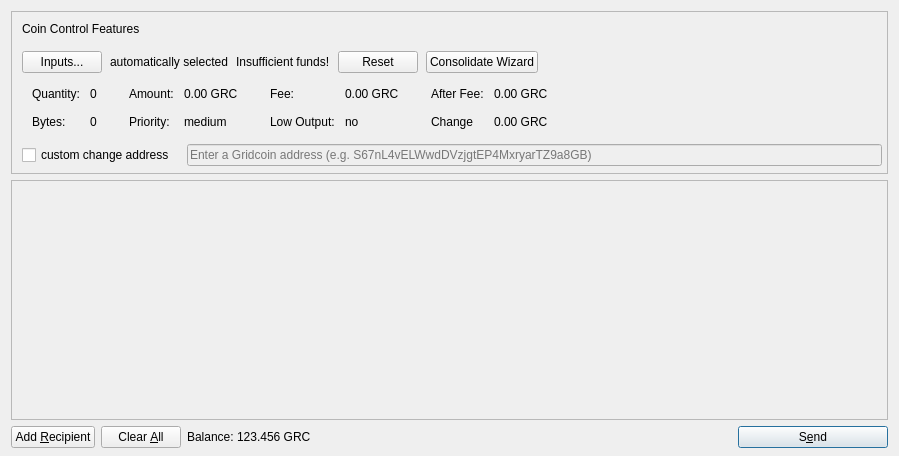
Qt form src/qt/forms/sendcoinsdialog.ui (gridcoin-community/Gridcoin-Research) before a commit.
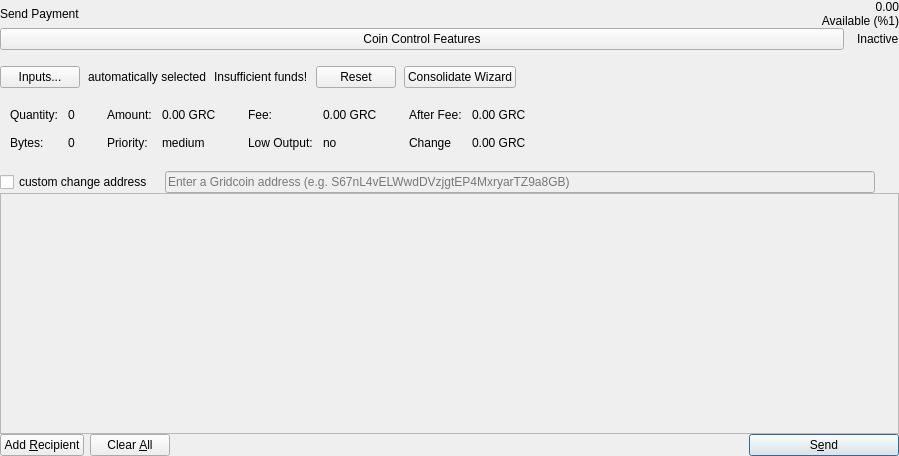
The same form after that commit. Icons and pictures are not drawn.

Commit message:
Refresh GUI send payment page design
This updates the GUI "send payment" page to match the proposed redesign:

 - Add a header bar with available balance
 - Limit the max content width for large window sizes
 - Update colors, layout, sizing, and spacing

```diff
--- a/src/qt/forms/sendcoinsdialog.ui
+++ b/src/qt/forms/sendcoinsdialog.ui
@@ -13,12 +13,136 @@
   <property name="windowTitle">
    <string>Send Coins</string>
   </property>
-  <layout class="QVBoxLayout" name="verticalLayout" stretch="0,1,0">
+  <layout class="QVBoxLayout" name="sendCoinsVerticalLayout" stretch="0,0,0,0">
+   <property name="spacing">
+    <number>0</number>
+   </property>
+   <property name="leftMargin">
+    <number>0</number>
+   </property>
+   <property name="topMargin">
+    <number>0</number>
+   </property>
+   <property name="rightMargin">
+    <number>0</number>
+   </property>
    <property name="bottomMargin">
-    <number>8</number>
+    <number>0</number>
    </property>
+   <item alignment="Qt::AlignVCenter">
+    <widget class="QFrame" name="headerFrame">
+     <property name="frameShape">
+      <enum>QFrame::NoFrame</enum>
+     </property>
+     <property name="frameShadow">
+      <enum>QFrame::Plain</enum>
+     </property>
+     <layout class="QHBoxLayout" name="headerFrameLayout">
+      <property name="spacing">
+       <number>15</number>
+      </property>
+      <property name="leftMargin">
+       <number>0</number>
+      </property>
+      <property name="topMargin">
+       <number>0</number>
+      </property>
+      <property name="rightMargin">
+       <number>0</number>
+      </property>
+      <property name="bottomMargin">
+       <number>0</number>
+      </property>
+      <item alignment="Qt::AlignVCenter">
+       <widget class="QWidget" name="headerTitleWrapper" native="true">
+        <layout class="QVBoxLayout" name="headerTitleVerticalLayout">
+         <property name="spacing">
+          <number>4</number>
+         </property>
+         <property name="leftMargin">
+          <number>0</number>
+         </property>
+         <property name="topMargin">
+          <number>0</number>
+         </property>
+         <property name="rightMargin">
+          <number>0</number>
+         </property>
+         <property name="bottomMargin">
+          <number>0</number>
+         </property>
    <item>
-    <widget class="QFrame" name="frameCoinControl">
+          <widget class="QLabel" name="headerTitleLabel">
+           <property name="text">
+            <string>Send Payment</string>
+           </property>
+           <property name="buddy">
+            <cstring>actionButtonsFrame</cstring>
+           </property>
+          </widget>
+         </item>
+        </layout>
+       </widget>
+      </item>
+      <item>
+       <spacer name="headerFrameSpacer">
+        <property name="orientation">
+         <enum>Qt::Horizontal</enum>
+        </property>
+        <property name="sizeHint" stdset="0">
+         <size>
+          <width>40</width>
+          <height>20</height>
+         </size>
+        </property>
+       </spacer>
+      </item>
+      <item alignment="Qt::AlignVCenter">
+       <widget class="QWidget" name="headerBalanceWrapper" native="true">
+        <layout class="QVBoxLayout" name="headerBalanceVerticalLayout">
+         <property name="spacing">
+          <number>0</number>
+         </property>
+         <property name="leftMargin">
+          <number>0</number>
+         </property>
+         <property name="topMargin">
+          <number>0</number>
+         </property>
+         <property name="rightMargin">
+          <number>0</number>
+         </property>
+         <property name="bottomMargin">
+          <number>0</number>
+         </property>
+         <item>
+          <widget class="QLabel" name="headerBalanceLabel">
+           <property name="text">
+            <string>0.00</string>
+           </property>
+           <property name="alignment">
+            <set>Qt::AlignRight|Qt::AlignTrailing|Qt::AlignVCenter</set>
+           </property>
+          </widget>
+         </item>
+         <item>
+          <widget class="QLabel" name="headerBalanceCaptionLabel">
+           <property name="text">
+            <string>Available (%1)</string>
+           </property>
+           <property name="alignment">
+            <set>Qt::AlignRight|Qt::AlignTrailing|Qt::AlignVCenter</set>
+           </property>
+          </widget>
+         </item>
+        </layout>
+       </widget>
+      </item>
+     </layout>
+    </widget>
+   </item>
+   <item alignment="Qt::AlignTop">
+    <widget class="QFrame" name="coinControlWrapper">
      <property name="sizePolicy">
       <sizepolicy hsizetype="Expanding" vsizetype="Expanding">
        <horstretch>0</horstretch>
@@ -31,12 +155,6 @@
        <height>16777215</height>
       </size>
      </property>
-     <property name="frameShape">
-      <enum>QFrame::StyledPanel</enum>
-     </property>
-     <property name="frameShadow">
-      <enum>QFrame::Sunken</enum>
-     </property>
      <layout class="QVBoxLayout" name="verticalLayoutCoinControl2">
       <property name="spacing">
        <number>6</number>
@@ -51,28 +169,17 @@
        <number>0</number>
       </property>
       <property name="bottomMargin">
-       <number>6</number>
-      </property>
-      <item>
-       <layout class="QVBoxLayout" name="verticalLayoutCoinControl" stretch="0,0,0,0,1">
-        <property name="spacing">
          <number>0</number>
         </property>
-        <property name="leftMargin">
-         <number>10</number>
-        </property>
-        <property name="topMargin">
-         <number>10</number>
-        </property>
         <item>
          <layout class="QHBoxLayout" name="horizontalLayoutCoinControl1">
-          <property name="bottomMargin">
-           <number>15</number>
+        <property name="spacing">
+         <number>3</number>
           </property>
           <item>
-           <widget class="QLabel" name="coinControlFeaturesLabel">
+         <widget class="QPushButton" name="coinControlFeaturesButton">
             <property name="sizePolicy">
-             <sizepolicy hsizetype="Preferred" vsizetype="Maximum">
+           <sizepolicy hsizetype="Expanding" vsizetype="Fixed">
               <horstretch>0</horstretch>
               <verstretch>0</verstretch>
              </sizepolicy>
@@ -82,13 +189,45 @@
             </property>
            </widget>
           </item>
-         </layout>
-        </item>
+        <item alignment="Qt::AlignVCenter">
+         <widget class="QLabel" name="coinControlStatusIconLabel">
+          <property name="pixmap">
+           <pixmap>:/icons/round_gray_x</pixmap>
+          </property>
+         </widget>
+        </item>
+        <item alignment="Qt::AlignVCenter">
+         <widget class="QLabel" name="coinControlStatusLabel">
+          <property name="text">
+           <string>Inactive</string>
+          </property>
+         </widget>
+        </item>
+       </layout>
+      </item>
+      <item>
+       <widget class="QWidget" name="coinControlContentWidget" native="true">
+        <layout class="QVBoxLayout" name="coinControlContentVerticalLayout">
+         <property name="leftMargin">
+          <number>0</number>
+         </property>
+         <property name="topMargin">
+          <number>0</number>
+         </property>
+         <property name="rightMargin">
+          <number>0</number>
+         </property>
+         <property name="bottomMargin">
+          <number>0</number>
+         </property>
         <item>
          <layout class="QHBoxLayout" name="horizontalLayoutCoinControl2" stretch="0,0,0,0,0,0">
           <property name="spacing">
            <number>8</number>
           </property>
+           <property name="topMargin">
+            <number>10</number>
+           </property>
           <property name="bottomMargin">
            <number>10</number>
           </property>
@@ -450,7 +589,7 @@
                 </widget>
                </item>
                <item row="1" column="1">
-                <widget class="QLabel" name="coinControlChangeLabel">
+                 <widget class="QLabel" name="coinControlChangeLabel_2">
                  <property name="cursor">
                   <cursorShape>IBeamCursor</cursorShape>
                  </property>
@@ -473,7 +612,7 @@
          </widget>
         </item>
         <item>
-         <layout class="QHBoxLayout" name="horizontalLayoutCoinControl4" stretch="0,0">
+          <layout class="QHBoxLayout" name="horizontalLayoutCoinControl4" stretch="0,0,0">
           <property name="spacing">
            <number>12</number>
           </property>
@@ -509,22 +648,32 @@
             </property>
            </widget>
           </item>
-         </layout>
-        </item>
         <item>
-         <spacer name="verticalSpacerCoinControl">
-          <property name="orientation">
-           <enum>Qt::Vertical</enum>
-          </property>
-          <property name="sizeHint" stdset="0">
+            <widget class="QLabel" name="coinControlChangeLabel">
+             <property name="sizePolicy">
+              <sizepolicy hsizetype="Preferred" vsizetype="Expanding">
+               <horstretch>0</horstretch>
+               <verstretch>0</verstretch>
+              </sizepolicy>
+             </property>
+             <property name="minimumSize">
            <size>
-            <width>800</width>
-            <height>1</height>
-           </size>
-          </property>
-         </spacer>
-        </item>
-       </layout>
+               <width>0</width>
+               <height>0</height>
+              </size>
+             </property>
+             <property name="text">
+              <string/>
+             </property>
+             <property name="margin">
+              <number>3</number>
+             </property>
+            </widget>
+           </item>
+          </layout>
+         </item>
+        </layout>
+       </widget>
       </item>
      </layout>
     </widget>
@@ -539,22 +688,25 @@
        <rect>
         <x>0</x>
         <y>0</y>
-        <width>879</width>
-        <height>212</height>
+        <width>897</width>
+        <height>223</height>
        </rect>
       </property>
       <layout class="QVBoxLayout" name="verticalLayout_2">
+       <property name="spacing">
+        <number>9</number>
+       </property>
        <property name="leftMargin">
-        <number>0</number>
+        <number>12</number>
        </property>
        <property name="topMargin">
-        <number>0</number>
+        <number>12</number>
        </property>
        <property name="rightMargin">
-        <number>0</number>
+        <number>12</number>
        </property>
        <property name="bottomMargin">
-        <number>0</number>
+        <number>12</number>
        </property>
        <item>
         <layout class="QVBoxLayout" name="entries">
@@ -581,7 +733,20 @@
     </widget>
    </item>
    <item>
+    <widget class="QFrame" name="actionButtonsFrame">
     <layout class="QHBoxLayout" name="horizontalLayout">
+      <property name="leftMargin">
+       <number>0</number>
+      </property>
+      <property name="topMargin">
+       <number>0</number>
+      </property>
+      <property name="rightMargin">
+       <number>0</number>
+      </property>
+      <property name="bottomMargin">
+       <number>0</number>
+      </property>
      <item>
       <widget class="QPushButton" name="addButton">
        <property name="toolTip">
@@ -625,45 +790,6 @@
        </property>
       </widget>
      </item>
-     <item>
-      <layout class="QHBoxLayout" name="horizontalLayout_2">
-       <property name="spacing">
-        <number>3</number>
-       </property>
-       <item>
-        <widget class="QLabel" name="balanceTextLabel">
-         <property name="sizePolicy">
-          <sizepolicy hsizetype="Preferred" vsizetype="Fixed">
-           <horstretch>0</horstretch>
-           <verstretch>0</verstretch>
-          </sizepolicy>
-         </property>
-         <property name="text">
-          <string>Balance:</string>
-         </property>
-        </widget>
-       </item>
-       <item>
-        <widget class="QLabel" name="balanceLabel">
-         <property name="sizePolicy">
-          <sizepolicy hsizetype="Preferred" vsizetype="Fixed">
-           <horstretch>0</horstretch>
-           <verstretch>0</verstretch>
-          </sizepolicy>
-         </property>
-         <property name="cursor">
-          <cursorShape>IBeamCursor</cursorShape>
-         </property>
-         <property name="text">
-          <string>123.456 GRC</string>
-         </property>
-         <property name="textInteractionFlags">
-          <set>Qt::LinksAccessibleByMouse|Qt::TextSelectableByKeyboard|Qt::TextSelectableByMouse</set>
-         </property>
-        </widget>
-       </item>
-      </layout>
-     </item>
      <item>
       <spacer name="horizontalSpacer">
        <property name="orientation">
@@ -697,6 +823,7 @@
       </widget>
      </item>
     </layout>
+    </widget>
    </item>
   </layout>
  </widget>
```
Left out of the diff: 10 changed lines with no effect on the pictures. Lines whose indentation alone changed are shown as unchanged. The commit also changes 3 other files.
